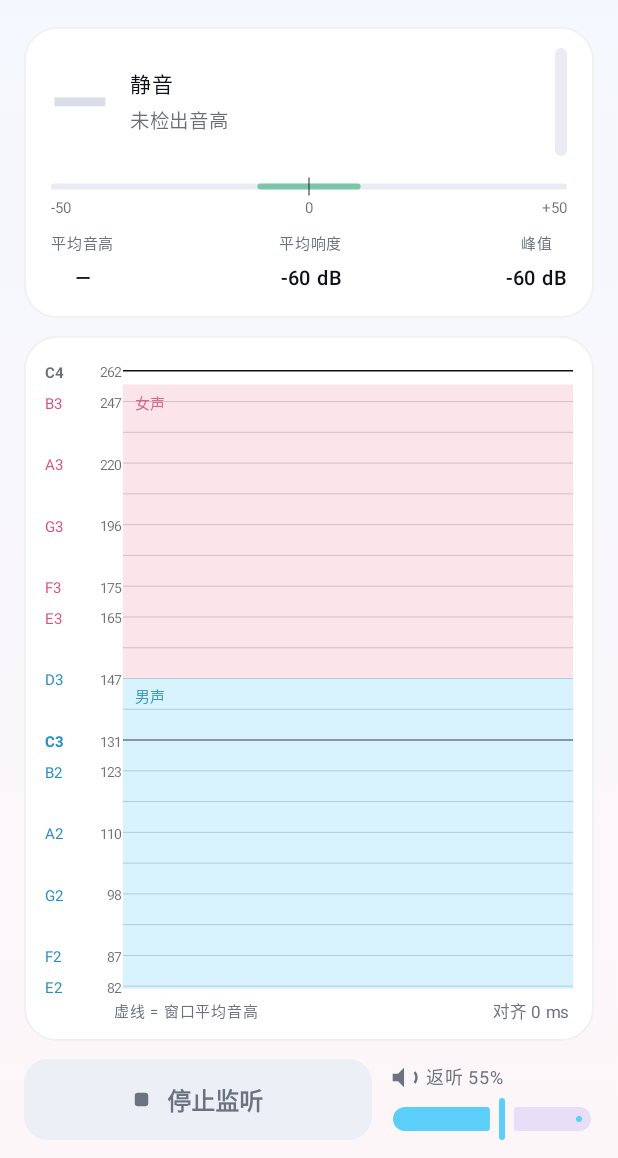
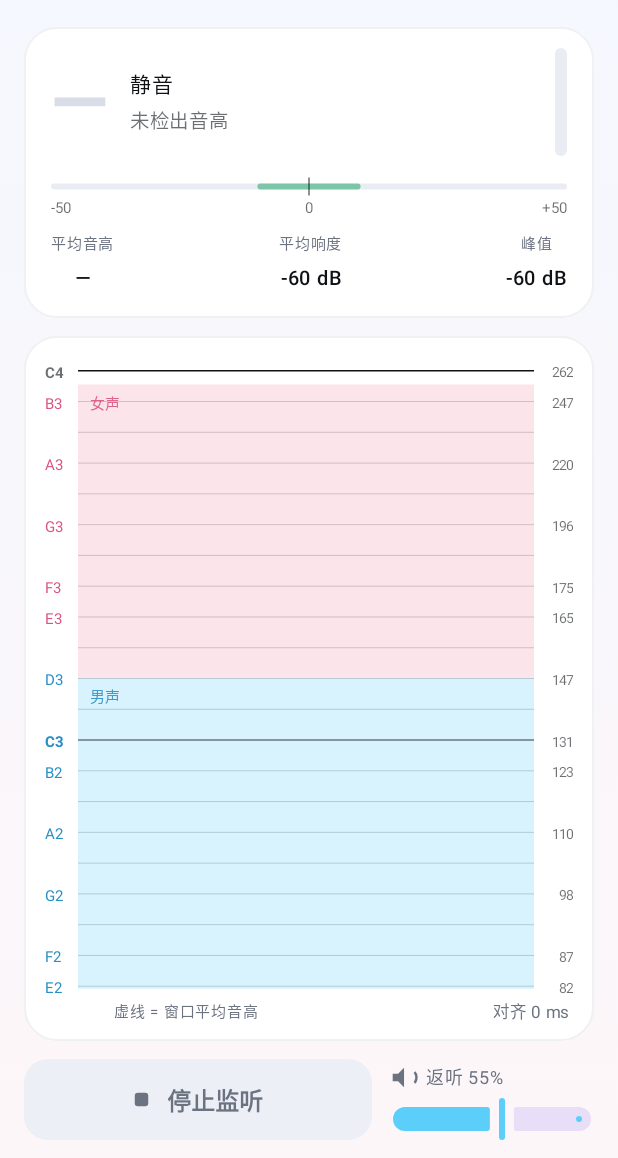
Before and after one commit to vera-qwang/pinkvoice, an Android app built with Jetpack Compose: the screen it shows after launch (MainActivity), after a tap on "开始监听 + 返听", on a phone screen of 412 x 824 dp, the part 78-1236 px from its top. Run offline under Robolectric (Android 15) with nearby library versions, the phone set to English and light mode, and no system bars.

Commit message:
feat: 没接耳机时不返听只做音高监测；频谱图 Y 轴左右分栏
两个 TODO：

1. 未检测到外接设备时不支持返听，只支持音高监测，
   并删除清理内置扬声器返听的对应逻辑

   原来的做法是"检测到内置扬声器 → 顶部红色警示 + 返听音量限幅到 35%"。
   限幅只是止损：35% 下用户还是能听到自己的声音被延迟播回，
   而**曲线分析的根本不是人声**。既然分析结果已经不可信，
   不如干脆关掉返听。

   - 顶部芯片：⚠ 外放（红）→ ⚠ 仅监测（中性色，这是状态不是错误）
   - 返听音量滑块：置灰不可拖，标签变"返听不可用"
   - 主按钮文案："开始监听 + 返听" → "开始监听"
   - 设置面板：外放警示改为"没接耳机"说明
   - LevelMeter 去掉 onSpeaker 参数（不再有啸叫风险，红色没意义了）

   引擎侧是**根本不创建 AudioTrack**：
   - trackBuf=0、monitor=off，不启动 voice-monitor 线程
   - 采集循环整段跳过写环形缓冲（省一次字节转换 + 一次缓冲写入）
   - 输出延迟记 0，采集与分析延迟照常测量

   真机验证：
   - 无耳机：monitor=off，只有 voice-capture 线程，out=0ms
   - 临时强制开启做回归：monitor=on、trackBuf=7696、voice-monitor 存在、
     out=56–69ms —— 返听路径没有被改坏

2. 频谱图 Y 轴：音名放曲线区左边，频率放曲线区右边

   之前两者都挤在左侧一栏（52 dp），要么中间留大片空白，要么挤成一团。
   现在左栏 22 dp 只放音名、右栏 26 dp 只放频率，曲线区在中间。
   当前音高指示点和平均音高虚线也收进绘图区右缘，不再压到频率数字。

   顺带修正：文档里写的坐标栏宽度是 44 dp，实际代码一直是 52 dp
   （当初那次 44 dp 的改动因为注释文本不匹配静默失败了）。现在两边对齐了。

3. 蓝牙耳机路径首次真机验证（Galaxy Buds Pro）

   - 芯片正确显示「蓝牙」，返听自动启用
   - **实测输出延迟 378–410 ms**（比文档原先写的 100–300 ms 大得多，
     文档已修正），自动对齐补偿到 365 ms
   - 没接耳机时正确退回「仅监测」

TODO.md 改为简体中文（原先误写成繁体），并更新蓝牙验证状态。

```diff
--- a/app/src/main/java/com/vera/pinkvoice/audio/VoiceEngine.kt
+++ b/app/src/main/java/com/vera/pinkvoice/audio/VoiceEngine.kt
@@ -47,6 +47,18 @@ class VoiceEngine(
     private val preferredRate: Int = 48000,
     private val preferredAnalysisRate: Int = 16000,
 ) {
+    /**
+     * 是否启用返听（把麦克风声音播回去）。
+     *
+     * **没有外接耳机时必须关掉**：用手机内置扬声器返听，麦克风会拾取
+     * 自己的监听声形成正反馈啸叫，而且分析到的也是被延迟污染的声音。
+     * 与其限幅到 35% 还留着这个坑，不如直接不返听——只做音高监测。
+     *
+     * 引擎侧的表现是完全不创建 AudioTrack、不起返听线程，
+     * 连环形缓冲都不写。分析支路完全不受影响。
+     */
+    @Volatile
+    var monitoringEnabled: Boolean = true
     companion object {
         private const val TAG = "VoiceEngine"
         private const val IN_CHANNEL = AudioFormat.CHANNEL_IN_MONO
@@ -172,6 +184,11 @@ class VoiceEngine(
         runCatching { AutomaticGainControl.create(sessionId)?.setEnabled(false) }
         runCatching { NoiseSuppressor.create(sessionId)?.setEnabled(false) }
 
+        // 返听通道：只在允许返听时才创建。
+        // 没有外接设备时完全不创建 AudioTrack——省内存、省 CPU，
+        // 也从根本上杜绝了"内置扬声器拾取自己"的正反馈。
+        var track: AudioTrack? = null
+        if (monitoringEnabled) {
             val minTrack = AudioTrack.getMinBufferSize(rate, OUT_CHANNEL, ENCODING)
             if (minTrack <= 0) {
                 rec.release()
@@ -179,7 +196,7 @@ class VoiceEngine(
             }
             val trackBuf = maxOf(minTrack * 2, BLOCK_FRAMES * 8)
 
-        val track = try {
+            track = try {
             AudioTrack.Builder()
                 .setAudioAttributes(
                     AudioAttributes.Builder()
@@ -207,6 +224,7 @@ class VoiceEngine(
                 rec.release()
                 return "播放通道初始化失败"
             }
+        }
 
         // ---- 全部就绪，正式开跑 ----
         activeRate = rate
@@ -226,8 +244,8 @@ class VoiceEngine(
         yin!!.reset()
         history.clear()
         framesWritten.set(0)
-        track.setVolume(monitorGain)
-        track.play()
+        track?.setVolume(monitorGain)
+        track?.play()
         rec.startRecording()
 
         running = true
@@ -235,15 +253,19 @@ class VoiceEngine(
         Log.i(
             TAG,
             "start rate=$activeRate analysis=$activeAnalysisRate " +
-                "recBuf=${rec.bufferSizeInFrames} trackBuf=${track.bufferSizeInFrames}",
+                "recBuf=${rec.bufferSizeInFrames} " +
+                "trackBuf=${track?.bufferSizeInFrames ?: 0} " +
+                "monitor=${if (track != null) "on" else "off"}",
         )
         captureThread = Thread({ captureLoop(rec, rate, decimator!!, yin!!) }, "voice-capture").apply {
             priority = Thread.MAX_PRIORITY
             start()
         }
+        if (track != null) {
             monitorThread = Thread({ monitorLoop(track) }, "voice-monitor").apply {
                 priority = Thread.MAX_PRIORITY
                 start()
+            }
         }
         return null
     }
@@ -302,12 +324,15 @@ class VoiceEngine(
             totalRead += n
 
             // --- A. 直通返听（原始 PCM，不做任何处理） ---
+            // 不返听时整段跳过：省掉一次字节转换和一次环形缓冲写入。
+            if (player != null) {
                 for (i in 0 until n) {
                     val v = pcm[i].toInt()
                     bytes[i * 2] = (v and 0xFF).toByte()
                     bytes[i * 2 + 1] = ((v shr 8) and 0xFF).toByte()
                 }
                 ring.write(bytes, 0, n * 2)
+            }
 
             // --- B. 分析支路 ---
             for (i in 0 until n) floatsFull[i] = pcm[i] / 32768f
@@ -346,9 +371,11 @@ class VoiceEngine(
     private fun updateLatency(rec: AudioRecord, rate: Int, totalRead: Long) {
         val recTs = AudioTimestamp()
         val trackTs = AudioTimestamp()
-        val track = player ?: return
+        val track = player
         if (!timestampProbe.read(rec, recTs)) return
-        if (!track.getTimestamp(trackTs)) return
+        // 没有返听通道时（A2DP 之外的场景、或未连耳机）测不了输出延迟，
+        // 但采集与分析延迟照样要测——设置面板里要能看到。
+        if (track != null && !track.getTimestamp(trackTs)) return
 
         val now = System.nanoTime()
 
@@ -358,12 +385,17 @@ class VoiceEngine(
         val inputMs = (now - capturedNs) / 1_000_000f
 
         // 输出：刚刚写入的最后一帧会在 playPos + queued 之后被播放
+        val outputMs = if (track == null) {
+            // 不返听 → 没有输出延迟
+            0f
+        } else {
             val written = framesWritten.get()
             val presentedNs = trackTs.nanoTime +
                 (written - trackTs.framePosition) * 1_000_000_000L / rate
             // 取整后发布。启动瞬间的估计值可能是负的（AudioTimestamp 的帧位置
             // 偶尔会跑在写入位置前面），负延迟没有物理意义，一律按 0 处理。
-        val outputMs = ((presentedNs - now) / 1_000_000f).coerceAtLeast(0f)
+            ((presentedNs - now) / 1_000_000f).coerceAtLeast(0f)
+        }
 
         // 测量本身每个音频块（21 ms）做一次，但**发布**要节流。
         //
--- a/app/src/main/java/com/vera/pinkvoice/ui/Components.kt
+++ b/app/src/main/java/com/vera/pinkvoice/ui/Components.kt
@@ -128,7 +128,6 @@ fun CentsGauge(
 fun LevelMeter(
     level: Float,
     modifier: Modifier = Modifier,
-    onSpeaker: Boolean = false,
 ) {
     val palette = LocalVoicePalette.current
     Canvas(modifier.width(8.dp).height(72.dp)) {
@@ -144,7 +143,7 @@ fun LevelMeter(
         if (ratio > 0f) {
             val fillH = h * ratio
             drawRoundRect(
-                color = if (onSpeaker) palette.offTune else palette.meterFill,
+                color = palette.meterFill,
                 topLeft = Offset(0f, h - fillH),
                 size = Size(w, fillH),
                 cornerRadius = CornerRadius(w / 2),
--- a/app/src/main/java/com/vera/pinkvoice/ui/PitchCurve.kt
+++ b/app/src/main/java/com/vera/pinkvoice/ui/PitchCurve.kt
@@ -104,9 +104,10 @@ fun PitchCurve(
                 .fillMaxSize()
                 .graphicsLayer(compositingStrategy = CompositingStrategy.Offscreen),
         ) {
-            val labelWidth = AXIS_WIDTH_DP.toPx()
-            val plotWidth = (size.width - labelWidth).coerceAtLeast(1f)
-            drawBands(textMeasurer, labelWidth, plotWidth, size.height, fMin, fMax, palette)
+            val plotLeft = LEFT_AXIS_DP.toPx()
+            val plotRight = (size.width - RIGHT_AXIS_DP.toPx()).coerceAtLeast(plotLeft + 1f)
+            val plotWidth = plotRight - plotLeft
+            drawBands(textMeasurer, plotLeft, plotWidth, size.height, fMin, fMax, palette)
 
             // 半音网格：每半音一条淡线，看得出当前唱在哪个音级。
             // 落在音域色带里的线要更淡，否则网格会盖住色带本身。
@@ -122,18 +123,18 @@ fun PitchCurve(
                 }
                 drawLine(
                     color = palette.grid.copy(alpha = alpha),
-                    start = Offset(labelWidth, y),
-                    end = Offset(size.width, y),
+                    start = Offset(plotLeft, y),
+                    end = Offset(plotRight, y),
                     strokeWidth = if (isOctave) 1.4f else 1f,
                 )
             }
 
-            // 全音标注：音名 + 频率。
+            // 全音标注：**音名在曲线区左边，频率在曲线区右边**。
             //
-            // 布局：音名靠坐标栏左边，频率**右对齐到曲线区边缘**。
-            // 两列之间不刻意留空隙——频率数字紧贴着曲线区起点，
-            // 音名紧贴着坐标栏起点，这样整栏读起来是紧凑的两列，
-            // 而不是"左一个数 + 右边一大片空白 + 右一个数"。
+            // 之前两者都挤在左侧一栏里：要么中间留大片空白，
+            // 要么挤成一团。现在左右分栏——左边一列音名贴着左边缘，
+            // 右边一列频率贴着右边缘，曲线区在中间。
+            // 两个数各自有稳定的对齐边，读起来是一行行"音名 → 频率"。
             //
             // 标签按所在音域着色：女声区粉色、男声区蓝色、其余中性灰。
             for (midi in midiRange(fMin, fMax)) {
@@ -153,7 +154,7 @@ fun PitchCurve(
                         fontWeight = if (isOctave) FontWeight.Bold else FontWeight.Normal,
                     ),
                 )
-                // 频率右对齐：数字的右边紧贴曲线区起点
+                // 频率右对齐到画布右边缘
                 val hzText = hz.roundToInt().toString()
                 val hzSize = textMeasurer.measure(
                     hzText,
@@ -162,7 +163,7 @@ fun PitchCurve(
                 drawText(
                     textMeasurer = textMeasurer,
                     text = hzText,
-                    topLeft = Offset(labelWidth - 2f - hzSize.width, y - 6.5f),
+                    topLeft = Offset(size.width - hzSize.width, y - 6.5f),
                     style = TextStyle(fontSize = 9.sp, color = palette.axisLabel),
                 )
             }
@@ -176,8 +177,9 @@ fun PitchCurve(
 
             val w = size.width
             val h = size.height
-            val plotLeft = AXIS_WIDTH_DP.toPx()
-            val plotWidth = (w - plotLeft).coerceAtLeast(1f)
+            val plotLeft = LEFT_AXIS_DP.toPx()
+            val plotRight = (w - RIGHT_AXIS_DP.toPx()).coerceAtLeast(plotLeft + 1f)
+            val plotWidth = plotRight - plotLeft
 
             val endNs = history.latestTimeNs - offsetMs * 1_000_000L
             val startNs = endNs - windowMs * 1_000_000L
@@ -227,7 +229,7 @@ fun PitchCurve(
                 drawLine(
                     color = palette.primaryInk.copy(alpha = 0.45f),
                     start = Offset(plotLeft, y),
-                    end = Offset(w, y),
+                    end = Offset(plotRight, y),
                     strokeWidth = 1.2.dp.toPx(),
                     pathEffect = PathEffect.dashPathEffect(
                         floatArrayOf(10f, 6f),
@@ -243,11 +245,15 @@ fun PitchCurve(
                 drawLine(
                     color = palette.primaryInk,
                     start = Offset(plotLeft, y),
-                    end = Offset(w, y),
+                    end = Offset(plotRight, y),
                     strokeWidth = 1.4.dp.toPx(),
                     pathEffect = PathEffect.dashPathEffect(floatArrayOf(8f, 8f)),
                 )
-                drawCircle(palette.primaryInk, radius = 5.dp.toPx(), center = Offset(w - 6.dp.toPx(), y))
+                drawCircle(
+                    palette.primaryInk,
+                    radius = 5.dp.toPx(),
+                    center = Offset(plotRight - 6.dp.toPx(), y),
+                )
             }
         }
     }
@@ -300,8 +306,14 @@ private fun DrawScope.drawBands(
     )
 }
 
-/** 坐标栏宽度：音名 + 频率并排（dp）。 */
-private val AXIS_WIDTH_DP = 52.dp
+/**
+ * 坐标栏宽度：音名在曲线区左边，频率在曲线区右边。
+ *
+ * 左栏只放音名（"C4" 两个字符，10 sp 约 18 dp），
+ * 右栏只放频率（三位数，9 sp 约 20 dp）。
+ */
+private val LEFT_AXIS_DP = 22.dp
+private val RIGHT_AXIS_DP = 26.dp
 
 /** 自然音的半音偏移（C D E F G A B）。 */
 private val NATURAL_PITCH_CLASSES = intArrayOf(0, 2, 4, 5, 7, 9, 11)
--- a/app/src/main/java/com/vera/pinkvoice/ui/VoiceScreen.kt
+++ b/app/src/main/java/com/vera/pinkvoice/ui/VoiceScreen.kt
@@ -130,14 +130,18 @@ fun VoiceScreen(
     var showSettings by remember { mutableStateOf(false) }
     var device by remember { mutableStateOf(AudioOutputInfo.current(audioManager)) }
 
-    // 外放时麦克风会拾取自己的监听声 -> 自激啸叫，音量必须限幅
-    val onSpeaker = device.kind == AudioOutputInfo.Kind.SPEAKER
-    val gainScale = if (onSpeaker) 0.35f else 1f
+    // **没有外接耳机就不返听**。
+    //
+    // 手机内置扬声器返听时，麦克风会拾取自己的监听声形成正反馈啸叫，
+    // 分析到的也是被延迟污染的声音。与其把音量限到 35% 还留着这个坑，
+    // 不如直接不返听——只做音高监测，接上耳机自动恢复。
+    val monitoringAvailable = device.kind != AudioOutputInfo.Kind.SPEAKER
 
     LaunchedEffect(running) {
         if (running) device = AudioOutputInfo.current(audioManager)
     }
-    LaunchedEffect(gain, gainScale) { engine.monitorGain = gain * gainScale }
+    LaunchedEffect(monitoringAvailable) { engine.monitoringEnabled = monitoringAvailable }
+    LaunchedEffect(gain) { engine.monitorGain = gain }
 
     // 视觉对齐量 = 输出延迟 - 分析延迟（推导见 README），蓝牙附加部分手动补
     //
@@ -257,7 +261,7 @@ fun VoiceScreen(
                 fontWeight = FontWeight.Bold,
             )
             Spacer(Modifier.weight(1f))
-            DeviceChip(device.kind, device.name, onSpeaker) { showSettings = true }
+            DeviceChip(device.kind, monitoringAvailable) { showSettings = true }
             IconButton(onClick = { showSettings = true }) {
                 Icon(
                     imageVector = Icons.Default.Settings,
@@ -311,7 +315,7 @@ fun VoiceScreen(
                         )
                     }
                     Spacer(Modifier.weight(1f))
-                    LevelMeter(readout.level, onSpeaker = onSpeaker)
+                    LevelMeter(readout.level)
                 }
                 CentsGauge(
                     cents = readout.cents,
@@ -425,8 +429,9 @@ fun VoiceScreen(
                 Text(
                     text = when {
                         running -> "停止监听"
-                        granted -> "开始监听 + 返听"
-                        else -> "授予麦克风权限"
+                        !granted -> "授予麦克风权限"
+                        monitoringAvailable -> "开始监听 + 返听"
+                        else -> "开始监听"
                     },
                     fontSize = 16.sp,
                     fontWeight = FontWeight.SemiBold,
@@ -442,15 +447,21 @@ fun VoiceScreen(
                     SpeakerGlyph(color = MaterialTheme.colorScheme.onSurfaceVariant)
                     Spacer(Modifier.width(6.dp))
                     Text(
-                        text = "返听 ${(gain * gainScale * 100).roundToInt()}%",
+                        text = if (monitoringAvailable) {
+                            "返听 ${(gain * 100).roundToInt()}%"
+                        } else {
+                            "返听不可用"
+                        },
                         fontSize = 12.sp,
                         color = MaterialTheme.colorScheme.onSurfaceVariant,
                     )
                 }
                 Slider(
                     value = gain,
-                    onValueChange = { gain = it },
+                    // 返听不可用时滑块置灰不可拖——避免让人以为调了音量有效果
+                    onValueChange = { if (monitoringAvailable) gain = it },
                     valueRange = 0f..1f,
+                    enabled = monitoringAvailable,
                     colors = SliderDefaults.colors(
                         thumbColor = MaterialTheme.colorScheme.primary,
                         activeTrackColor = MaterialTheme.colorScheme.primary,
@@ -474,7 +485,7 @@ fun VoiceScreen(
             onDismiss = { showSettings = false },
             engine = engine,
             device = device,
-            onSpeaker = onSpeaker,
+            monitoringAvailable = monitoringAvailable,
             extraOffset = extraOffset,
             onExtraOffsetChange = { extraOffset = it },
             themeMode = themeMode,
@@ -502,40 +513,38 @@ val ThemeMode.displayName: String
         ThemeMode.Dark -> "深色"
     }
 
+/**
+ * 输出设备芯片。
+ *
+ * 用内置扬声器时显示"仅监测"——返听已经关掉了，这是状态而不是错误，
+ * 所以用中性色而不是红色警示。接上耳机就变回"蓝牙" / "有线"。
+ */
 @Composable
 private fun DeviceChip(
     kind: AudioOutputInfo.Kind,
-    name: String,
-    onSpeaker: Boolean,
+    monitoringAvailable: Boolean,
     onClick: () -> Unit,
 ) {
-    val palette = LocalVoicePalette.current
     val label = when (kind) {
         AudioOutputInfo.Kind.BLUETOOTH -> "蓝牙"
         AudioOutputInfo.Kind.WIRED -> "有线"
-        AudioOutputInfo.Kind.SPEAKER -> "外放"
+        AudioOutputInfo.Kind.SPEAKER -> "仅监测"
         AudioOutputInfo.Kind.OTHER -> "未知"
     }
     Row(
         modifier = Modifier
             .clip(RoundedCornerShape(12.dp))
-            .background(
-                if (onSpeaker) {
-                    palette.offTune.copy(alpha = 0.12f)
-                } else {
-                    MaterialTheme.colorScheme.surfaceVariant
-                },
-            )
+            .background(MaterialTheme.colorScheme.surfaceVariant)
             .clickable(onClick = onClick)
             .padding(horizontal = 10.dp, vertical = 6.dp),
         verticalAlignment = Alignment.CenterVertically,
         horizontalArrangement = Arrangement.spacedBy(4.dp),
     ) {
-        if (onSpeaker) {
+        if (!monitoringAvailable) {
             Icon(
                 imageVector = Icons.Default.Warning,
                 contentDescription = null,
-                tint = palette.offTune,
+                tint = MaterialTheme.colorScheme.onSurfaceVariant,
                 modifier = Modifier.size(14.dp),
             )
         }
@@ -543,7 +552,7 @@ private fun DeviceChip(
             text = label,
             fontSize = 12.sp,
             fontWeight = FontWeight.Medium,
-            color = if (onSpeaker) palette.offTune else MaterialTheme.colorScheme.onSurfaceVariant,
+            color = MaterialTheme.colorScheme.onSurfaceVariant,
         )
     }
 }
@@ -554,7 +563,7 @@ private fun SettingsSheet(
     onDismiss: () -> Unit,
     engine: VoiceEngine,
     device: AudioOutputInfo.Device,
-    onSpeaker: Boolean,
+    monitoringAvailable: Boolean,
     extraOffset: Float,
     onExtraOffsetChange: (Float) -> Unit,
     themeMode: ThemeMode,
@@ -643,28 +652,28 @@ private fun SettingsSheet(
             DetailRow("当前输出设备", device.name)
             DetailRow("返听丢样", "${dropped / 2} 帧")
 
-            // --- 外放提示 ---
-            if (onSpeaker) {
+            // --- 未接耳机提示 ---
+            if (!monitoringAvailable) {
                 Row(
                     modifier = Modifier
                         .fillMaxWidth()
                         .clip(RoundedCornerShape(14.dp))
-                        .background(palette.offTune.copy(alpha = 0.10f))
+                        .background(palette.meterTrack.copy(alpha = 0.45f))
                         .padding(12.dp),
                 ) {
                     Icon(
                         imageVector = Icons.Default.Warning,
                         contentDescription = null,
-                        tint = palette.offTune,
+                        tint = MaterialTheme.colorScheme.onSurfaceVariant,
                         modifier = Modifier.size(16.dp),
                     )
                     Spacer(Modifier.width(8.dp))
                     Text(
-                        text = "正在用手机扬声器返听：麦克风会拾取自己的声音形成啸叫，" +
-                            "曲线分析的也是延迟后的监听声。戴耳机即可解决；" +
-                            "外放时返听音量已自动限幅。",
+                        text = "没接耳机，已关闭返听：手机扬声器会把麦克风的声音" +
+                            "再播回来，形成啸叫。当前只做音高监测。" +
+                            "接上耳机或蓝牙耳机后自动恢复返听。",
                         fontSize = 12.sp,
-                        color = palette.offTune,
+                        color = MaterialTheme.colorScheme.onSurfaceVariant,
                     )
                 }
             }
```
Also changed, not shown: 4 other files. Lines whose indentation alone changed are shown as unchanged.
